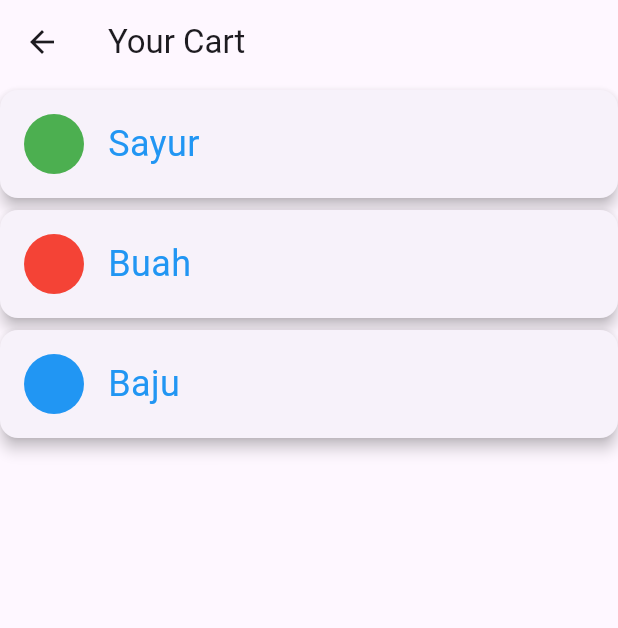
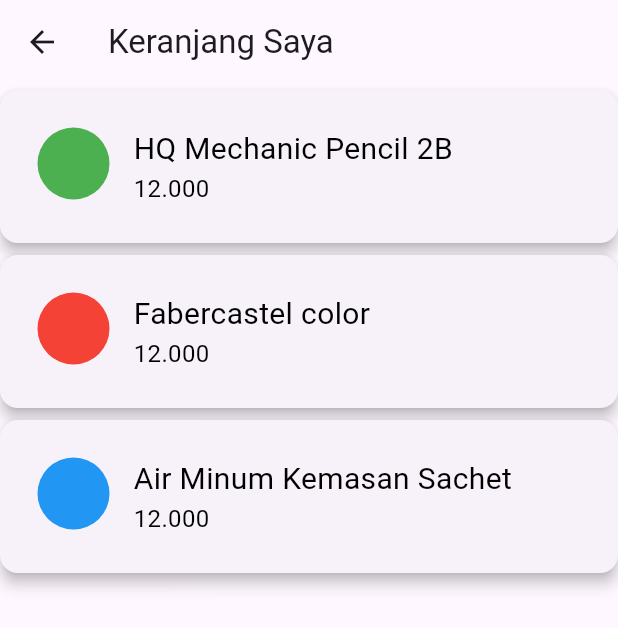
Before and after one commit to MNFI13-blode/Pemrak_Tubes, a Flutter app: the CartPage screen opened directly, on a phone screen of 412 x 824 dp. Shown: the top 628 px of the screen. Run offline on Flutter 3.47's test engine with Material 3 defaults, Android fonts, the phone set to English and light mode, and no system bars; network calls fail.

Commit message:
baikin
perbaikan sedikit di bagian tampilan card

```diff
--- a/telu_market/lib/main.dart
+++ b/telu_market/lib/main.dart
@@ -20,9 +20,17 @@
 }
 
 List<Map<String, dynamic>> entries = [
-  {"namaItem": "Sayur", "warna": Colors.green},
-  {"namaItem": "Buah", "warna": Colors.red},
-  {"namaItem": "Baju", "warna": Colors.blue}
+  {
+    "namaItem": "HQ Mechanic Pencil 2B",
+    "harga": "12.000",
+    "warna": Colors.green
+  },
+  {"namaItem": "Fabercastel color", "harga": "12.000", "warna": Colors.red},
+  {
+    "namaItem": "Air Minum Kemasan Sachet",
+    "harga": "12.000",
+    "warna": Colors.blue
+  }
 ];
 
 class _HomeScreenState extends State<HomeScreen> {
@@ -216,7 +224,7 @@
   Widget build(BuildContext context) {
     return Scaffold(
       appBar: AppBar(
-        title: Text("Your Cart"),
+        title: Text("Keranjang Saya"),
       ),
       body: Container(
         child: ListView.builder(
@@ -227,24 +235,28 @@
                 elevation: 4,
                 margin: const EdgeInsets.symmetric(vertical: 4),
                 child: Padding(
-                  padding: const EdgeInsets.all(16),
+                  padding: const EdgeInsets.all(25),
                   child: Row(
+                    crossAxisAlignment: CrossAxisAlignment.start,
                     children: [
                       CircleAvatar(
                         backgroundColor: avatarColor,
+                        radius: 24,
                       ),
-                      const SizedBox(width: 16),
+                      SizedBox(width: 16),
                       Column(
                         crossAxisAlignment: CrossAxisAlignment.start,
                         children: [
-                          Text('${entries[index]['namaItem']}',
-                              style: TextStyle(
-                                  color: Colors.blue,
-                                  // fontWeight: FontWeight.bold,
-                                  fontSize: 24),
-                              textAlign: TextAlign.left)
+                          Text(
+                            '${entries[index]['namaItem']}',
+                            style: TextStyle(color: Colors.black, fontSize: 20),
+                          ),
+                          Text(
+                            '${entries[index]['harga']}',
+                            style: TextStyle(color: Colors.black, fontSize: 16),
+                          )
                         ],
-                      ),
+                      )
                     ],
                   ),
                 ),
@@ -509,8 +521,8 @@
 
   Merchant({required this.icon, required this.namaMerchant});
 }
+
 class MerchantPage extends StatelessWidget {
-
   @override
   Widget build(BuildContext context) {
     final List<Merchant> merchant = [
@@ -521,11 +533,14 @@
     ];
     return Scaffold(
       appBar: AppBar(
-        title: Text("Merchant", style: const TextStyle(fontSize: 14),),
+        title: Text(
+          "Merchant",
+          style: const TextStyle(fontSize: 14),
+        ),
       ),
       body: ListView.builder(
         itemCount: merchant.length,
-        itemBuilder: (context, index){
+        itemBuilder: (context, index) {
           return ListTile(
             title: Text(merchant[index].namaMerchant),
             leading: Icon(merchant[index].icon as IconData?),
```
Also changed, not shown: 1 other file.
